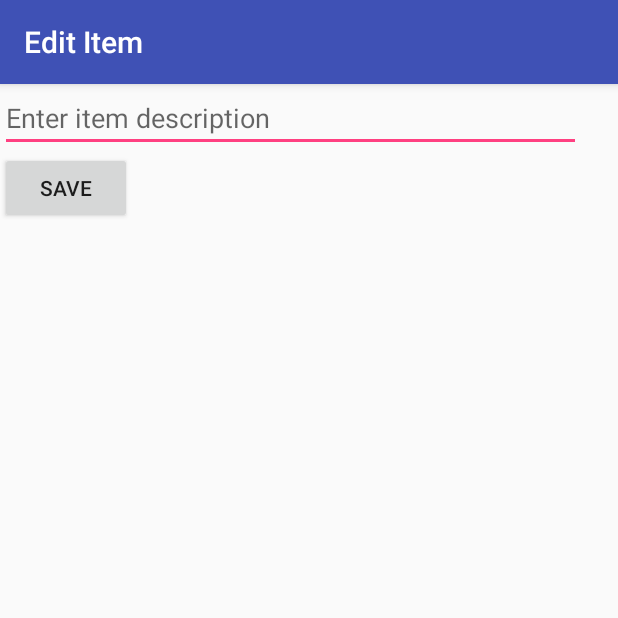
After one commit to skq8614/SimpleTodo, an Android app: the EditItemActivity screen opened directly, with no data from a screen before it, on a phone screen of 412 x 824 dp, the top half of it. The commit adds this screen. Run offline under Robolectric (Android 15) with nearby library versions, the phone set to English and light mode, and no system bars.

Commit message:
Added edit feature

```diff
--- a/app/src/main/AndroidManifest.xml
+++ b/app/src/main/AndroidManifest.xml
@@ -16,6 +16,7 @@
                 <category android:name="android.intent.category.LAUNCHER" />
             </intent-filter>
         </activity>
+        <activity android:name=".EditItemActivity"></activity>
     </application>
 
 </manifest>
--- /dev/null
+++ b/app/src/main/java/com/todo/konceq/simpletodo/EditItemActivity.java
@@ -0,0 +1,46 @@
+package com.todo.konceq.simpletodo;
+
+import android.content.Intent;
+import android.os.Bundle;
+import android.support.v7.app.AppCompatActivity;
+import android.view.View;
+import android.widget.EditText;
+
+import static com.todo.konceq.simpletodo.MainActivity.ITEM_POSITION;
+import static com.todo.konceq.simpletodo.MainActivity.ITEM_TEXT;
+
+public class EditItemActivity extends AppCompatActivity {
+
+    //track edit text
+    EditText etItemText;
+    //position of edited item in list
+    int position;
+
+    @Override
+    protected void onCreate(Bundle savedInstanceState) {
+        super.onCreate(savedInstanceState);
+        setContentView(R.layout.activity_edit_item);
+        //resolve edit text from layout
+        etItemText = findViewById(R.id.etItemText);
+        //set edit text value from intent extra
+        etItemText.setText(getIntent().getStringExtra(ITEM_TEXT));
+        //update position from intent extra
+        position = getIntent().getIntExtra(ITEM_POSITION, 0);
+        //update the title bar of the activity
+        getSupportActionBar().setTitle("Edit Item");
+    }
+
+    //handler for save button
+    public void onSaveItem(View v) {
+        //prepare new intent for result
+        Intent i = new Intent();
+        //pass updated item text as extra
+        i.putExtra(ITEM_TEXT, etItemText.getText().toString());
+        //pass original position as extra
+        i.putExtra(ITEM_POSITION, position);
+        //set the intent as the result of the activity
+        setResult(RESULT_OK, i);
+        //close the activity and redirect to main
+        finish();
+    }
+}
--- /dev/null
+++ b/app/src/main/res/layout/activity_edit_item.xml
@@ -0,0 +1,30 @@
+<?xml version="1.0" encoding="utf-8"?>
+<RelativeLayout xmlns:android="http://schemas.android.com/apk/res/android"
+    xmlns:app="http://schemas.android.com/apk/res-auto"
+    xmlns:tools="http://schemas.android.com/tools"
+    android:layout_width="match_parent"
+    android:layout_height="match_parent"
+    tools:context=".EditItemActivity">
+
+    <EditText
+        android:id="@+id/etItemText"
+        android:layout_width="387dp"
+        android:layout_height="wrap_content"
+        android:ems="10"
+        android:hint="Enter item description"
+        android:inputType="textMultiLine"
+        tools:layout_editor_absoluteX="0dp"
+        tools:layout_editor_absoluteY="0dp" />
+
+    <Button
+        android:id="@+id/btnSave"
+        android:layout_width="wrap_content"
+        android:layout_height="wrap_content"
+        android:layout_alignParentStart="true"
+        android:layout_below="@+id/etItemText"
+        android:onClick="onSaveItem"
+        android:text="Save"
+        tools:layout_editor_absoluteX="0dp"
+        tools:layout_editor_absoluteY="46dp" />
+
+</RelativeLayout>
```
Also changed, not shown: app/src/main/java/com/todo/konceq/simpletodo/MainActivity.java (+45 -0 lines).
